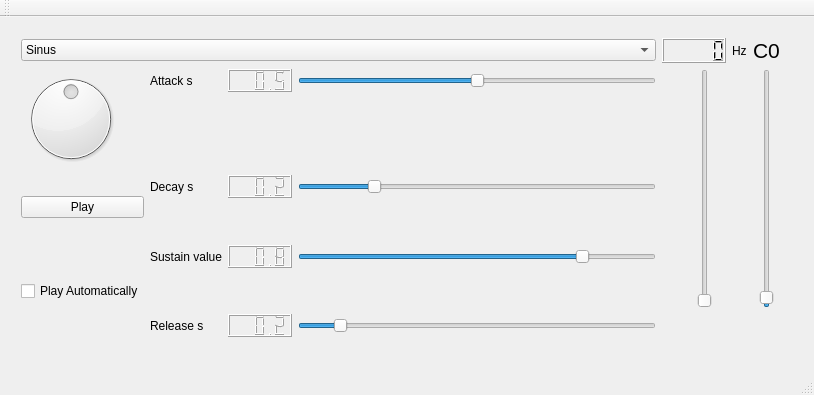
The window that SinusExample/mainwindow.ui (kuemmel/avprg) describes before a commit, drawn with Qt 5.
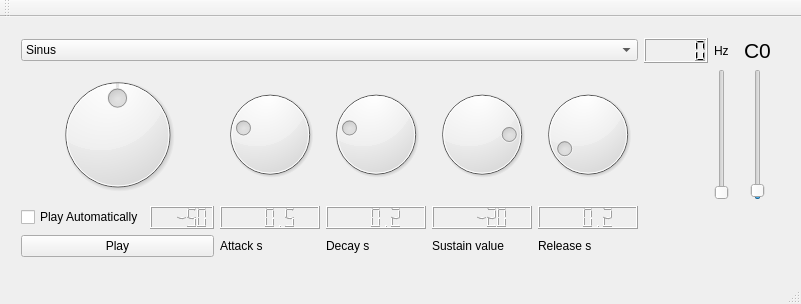
The same window after the commit.

The edit to the form file:
```diff
--- a/SinusExample/mainwindow.ui
+++ b/SinusExample/mainwindow.ui
@@ -6,8 +6,8 @@
    <rect>
     <x>0</x>
     <y>0</y>
-    <width>814</width>
-    <height>395</height>
+    <width>801</width>
+    <height>304</height>
    </rect>
   </property>
   <property name="windowTitle">
@@ -20,112 +20,38 @@
       <x>10</x>
       <y>10</y>
       <width>781</width>
-      <height>321</height>
+      <height>241</height>
      </rect>
     </property>
     <layout class="QGridLayout" name="gridLayout">
-     <item row="7" column="2">
-      <widget class="QLabel" name="label_4">
-       <property name="text">
-        <string>Decay s</string>
-       </property>
-      </widget>
-     </item>
-     <item row="5" column="2">
-      <widget class="QLabel" name="label_5">
-       <property name="text">
-        <string>Attack s</string>
-       </property>
-      </widget>
-     </item>
-     <item row="7" column="4">
-      <widget class="QSlider" name="DecaySlider">
-       <property name="value">
-        <number>20</number>
-       </property>
-       <property name="orientation">
-        <enum>Qt::Horizontal</enum>
-       </property>
-      </widget>
-     </item>
-     <item row="9" column="4">
-      <widget class="QSlider" name="SustainSlider">
-       <property name="value">
-        <number>80</number>
-       </property>
-       <property name="orientation">
-        <enum>Qt::Horizontal</enum>
-       </property>
-      </widget>
-     </item>
-     <item row="11" column="2">
-      <widget class="QLabel" name="label_3">
-       <property name="text">
-        <string>Release s</string>
-       </property>
-      </widget>
-     </item>
-     <item row="3" column="0" colspan="5">
-      <widget class="QComboBox" name="SetSource">
-       <item>
-        <property name="text">
-         <string>Sinus</string>
-        </property>
-       </item>
-       <item>
-        <property name="text">
-         <string>Noise</string>
-        </property>
-       </item>
-       <item>
-        <property name="text">
-         <string>Rect</string>
-        </property>
-       </item>
-       <item>
-        <property name="text">
-         <string>Tent</string>
-        </property>
-       </item>
-       <item>
-        <property name="text">
-         <string>Sawtooth</string>
-        </property>
-       </item>
-      </widget>
-     </item>
-     <item row="9" column="0" rowspan="3" colspan="2" alignment="Qt::AlignHCenter">
-      <widget class="QCheckBox" name="checkBox">
-       <property name="text">
-        <string>Play Automatically</string>
-       </property>
-      </widget>
-     </item>
-     <item row="7" column="0" rowspan="2" colspan="2">
-      <widget class="QPushButton" name="pushButton">
-       <property name="text">
-        <string>Play</string>
-       </property>
-      </widget>
-     </item>
-     <item row="5" column="0" rowspan="2">
-      <widget class="QDial" name="VolumeControl">
-       <property name="maximum">
-        <number>100</number>
-       </property>
-       <property name="value">
-        <number>50</number>
-       </property>
-      </widget>
-     </item>
-     <item row="3" column="8">
+     <item row="3" column="10">
       <widget class="QLabel" name="CurrentNote">
        <property name="text">
         <string>&lt;html&gt;&lt;head/&gt;&lt;body&gt;&lt;p align=&quot;center&quot;&gt;&lt;span style=&quot; font-size:16pt;&quot;&gt;C0&lt;/span&gt;&lt;/p&gt;&lt;/body&gt;&lt;/html&gt;</string>
        </property>
       </widget>
      </item>
-     <item row="5" column="7" rowspan="6" alignment="Qt::AlignHCenter">
+     <item row="5" column="4">
+      <widget class="QLCDNumber" name="SustainLCD">
+       <property name="value" stdset="0">
+        <double>-20.000000000000000</double>
+       </property>
+      </widget>
+     </item>
+     <item row="4" column="4">
+      <widget class="QDial" name="SustainSlider">
+       <property name="minimum">
+        <number>-100</number>
+       </property>
+       <property name="maximum">
+        <number>0</number>
+       </property>
+       <property name="value">
+        <number>-20</number>
+       </property>
+      </widget>
+     </item>
+     <item row="4" column="9" alignment="Qt::AlignRight">
       <widget class="QSlider" name="NoteSelector">
        <property name="maximum">
         <number>107</number>
@@ -138,7 +64,21 @@
        </property>
       </widget>
      </item>
-     <item row="3" column="7">
+     <item row="7" column="2">
+      <widget class="QLabel" name="label_5">
+       <property name="text">
+        <string>Attack s</string>
+       </property>
+      </widget>
+     </item>
+     <item row="7" column="0" colspan="2">
+      <widget class="QPushButton" name="pushButton">
+       <property name="text">
+        <string>Play</string>
+       </property>
+      </widget>
+     </item>
+     <item row="3" column="9">
       <layout class="QHBoxLayout" name="horizontalLayout">
        <item>
         <widget class="QLCDNumber" name="CurrentFrequency"/>
@@ -152,7 +92,23 @@
        </item>
       </layout>
      </item>
-     <item row="5" column="8" rowspan="6" alignment="Qt::AlignHCenter">
+     <item row="4" column="2">
+      <widget class="QDial" name="AttackSlider">
+       <property name="minimum">
+        <number>1</number>
+       </property>
+       <property name="maximum">
+        <number>200</number>
+       </property>
+       <property name="singleStep">
+        <number>10</number>
+       </property>
+       <property name="value">
+        <number>50</number>
+       </property>
+      </widget>
+     </item>
+     <item row="4" column="10" alignment="Qt::AlignHCenter">
       <widget class="QSlider" name="FreeAmplitude">
        <property name="minimum">
         <number>50</number>
@@ -168,61 +124,133 @@
        </property>
       </widget>
      </item>
-     <item row="5" column="4">
-      <widget class="QSlider" name="AttackSlider">
-       <property name="maximum">
-        <number>100</number>
+     <item row="5" column="5">
+      <widget class="QLCDNumber" name="ReleaseLCD">
+       <property name="value" stdset="0">
+        <double>0.200000000000000</double>
        </property>
-       <property name="value">
-        <number>50</number>
-       </property>
-       <property name="orientation">
-        <enum>Qt::Horizontal</enum>
-       </property>
       </widget>
      </item>
-     <item row="11" column="4">
-      <widget class="QSlider" name="ReleaseSlider">
-       <property name="value">
-        <number>10</number>
-       </property>
-       <property name="orientation">
-        <enum>Qt::Horizontal</enum>
-       </property>
-      </widget>
-     </item>
-     <item row="9" column="2">
+     <item row="7" column="4">
       <widget class="QLabel" name="label">
        <property name="text">
         <string>Sustain value</string>
        </property>
       </widget>
      </item>
-     <item row="5" column="3">
+     <item row="7" column="3">
+      <widget class="QLabel" name="label_4">
+       <property name="text">
+        <string>Decay s</string>
+       </property>
+      </widget>
+     </item>
+     <item row="7" column="5">
+      <widget class="QLabel" name="label_3">
+       <property name="text">
+        <string>Release s</string>
+       </property>
+      </widget>
+     </item>
+     <item row="5" column="2">
       <widget class="QLCDNumber" name="AttackLCD">
        <property name="value" stdset="0">
         <double>0.500000000000000</double>
        </property>
       </widget>
      </item>
-     <item row="7" column="3">
+     <item row="4" column="5">
+      <widget class="QDial" name="ReleaseSlider">
+       <property name="minimum">
+        <number>1</number>
+       </property>
+       <property name="maximum">
+        <number>200</number>
+       </property>
+       <property name="singleStep">
+        <number>10</number>
+       </property>
+       <property name="value">
+        <number>20</number>
+       </property>
+      </widget>
+     </item>
+     <item row="4" column="3">
+      <widget class="QDial" name="DecaySlider">
+       <property name="minimum">
+        <number>1</number>
+       </property>
+       <property name="maximum">
+        <number>200</number>
+       </property>
+       <property name="singleStep">
+        <number>10</number>
+       </property>
+       <property name="value">
+        <number>50</number>
+       </property>
+      </widget>
+     </item>
+     <item row="5" column="3">
       <widget class="QLCDNumber" name="DecayLCD">
        <property name="value" stdset="0">
         <double>0.200000000000000</double>
        </property>
       </widget>
      </item>
-     <item row="9" column="3">
-      <widget class="QLCDNumber" name="SustainLCD">
-       <property name="value" stdset="0">
-        <double>0.800000000000000</double>
+     <item row="4" column="0" colspan="2">
+      <widget class="QDial" name="VolumeControl">
+       <property name="minimum">
+        <number>-100</number>
        </property>
+       <property name="maximum">
+        <number>0</number>
+       </property>
+       <property name="value">
+        <number>-50</number>
+       </property>
       </widget>
      </item>
-     <item row="11" column="3">
-      <widget class="QLCDNumber" name="ReleaseLCD">
+     <item row="3" column="0" colspan="6">
+      <widget class="QComboBox" name="SetSource">
+       <item>
+        <property name="text">
+         <string>Sinus</string>
+        </property>
+       </item>
+       <item>
+        <property name="text">
+         <string>Noise</string>
+        </property>
+       </item>
+       <item>
+        <property name="text">
+         <string>Rect</string>
+        </property>
+       </item>
+       <item>
+        <property name="text">
+         <string>Tent</string>
+        </property>
+       </item>
+       <item>
+        <property name="text">
+         <string>Sawtooth</string>
+        </property>
+       </item>
+      </widget>
+     </item>
+     <item row="5" column="0">
+      <widget class="QCheckBox" name="checkBox">
+       <property name="text">
+        <string>Play Automatically</string>
+       </property>
+      </widget>
+     </item>
+     <item row="5" column="1">
+      <widget class="QLCDNumber" name="VolumeLCD">
        <property name="value" stdset="0">
-        <double>0.200000000000000</double>
+        <double>-50.000000000000000</double>
        </property>
       </widget>
      </item>
```
Left out of the diff: 4 changed lines with no effect on the pictures.
